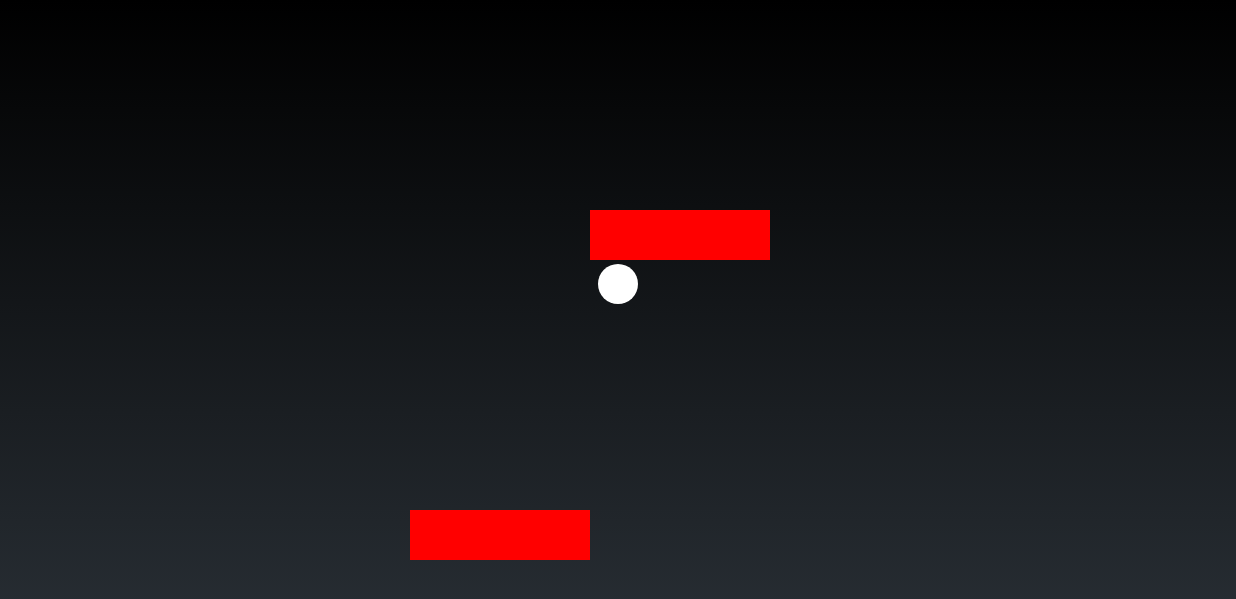
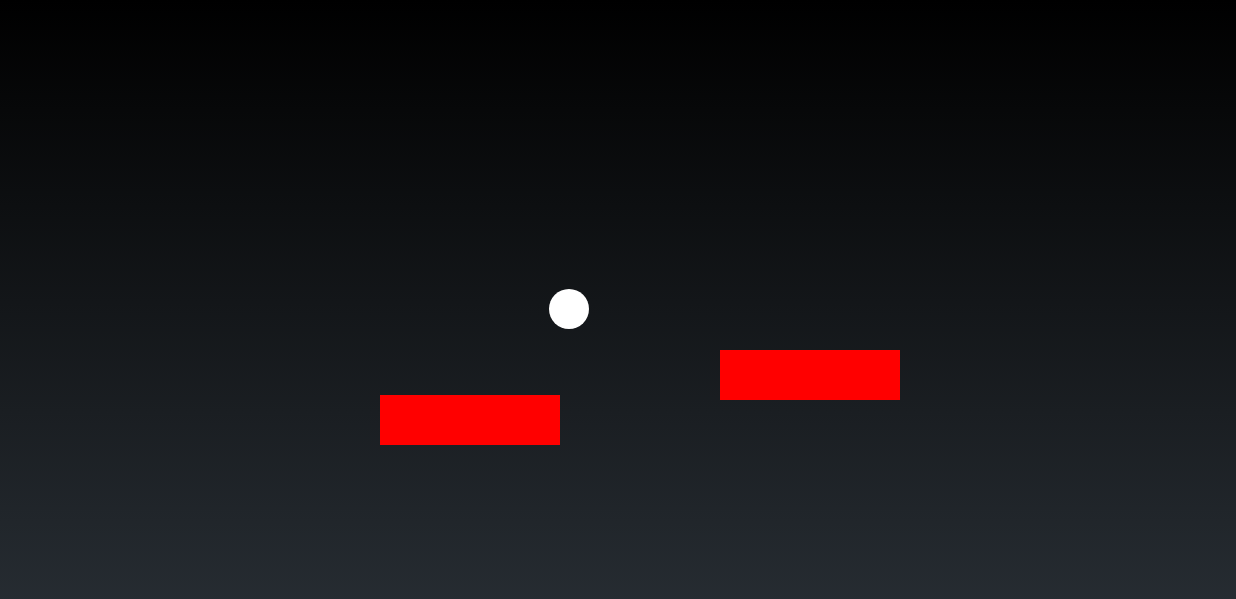
Before and after one commit to AlonSchwartz/Arkanoid, an Android app: the screen it shows after launch (MainActivity), on a phone screen of 824 x 412 dp (held sideways). Shown: the top 599 px of the screen. Run offline under Robolectric (Android 15) with nearby library versions, the light colour scheme and no system bars.

Commit message:
collision works

```diff
--- a/app/src/main/java/com/elchananalon/arkanoid/Ball.java
+++ b/app/src/main/java/com/elchananalon/arkanoid/Ball.java
@@ -93,8 +93,8 @@ public class Ball {
     }
     public void move(int w, int h)
     {
-        //this.xPosition+= dx;
-        this.yPosition+= -dy;
+        this.xPosition+= dx;
+       // this.yPosition+= -dy;
 
         // check if ball out of left or right side
         if((xPosition-radius)<=0 || (xPosition+radius)>=w)
@@ -129,26 +129,27 @@ public class Ball {
 
     public boolean collideWith(Brick brick)
     {
-        // full hit up or down
+        // FULL hit up or down
         if (this.xPosition+radius >= brick.getxPosition() && this.xPosition+radius <= brick.getxPosition()+brick.getWidth()){
             if (this.yPosition-radius <= brick.getyPosition()+brick.getHeight() && (this.yPosition+radius > brick.getyPosition())) {
                 return true;
             }
         }
 
-        // partly hit from left
+        // PARTLY hit from left up or down, including from the side
         if ((brick.getxPosition() >= this.xPosition-radius) && (brick.getxPosition() <= this.xPosition+radius  ) ){
             if (this.yPosition-radius < brick.getyPosition()+brick.getHeight() && this.yPosition+radius > brick.getyPosition()) {
                 return true;
             }
         }
 
-        // partly hit from right
+        // PARTLY hit from right up or down, including from the side
         if (this.xPosition-radius <= brick.getxPosition()+brick.getWidth() && this.xPosition+radius >= brick.getxPosition()+brick.getWidth()) {
             if (this.yPosition - radius <= brick.getyPosition() + brick.getHeight() && (this.yPosition + radius > brick.getyPosition())) {
                 return true;
             }
         }
+
         return false;
     }
 
--- a/app/src/main/java/com/elchananalon/arkanoid/GameView.java
+++ b/app/src/main/java/com/elchananalon/arkanoid/GameView.java
@@ -15,10 +15,10 @@ public class GameView extends View {
 
     private Paddle paddle = new Paddle(180 ,40);
     private Brick brick = new Brick(180,50,20,50, Color.RED);
-    private Brick brick2 = new Brick(180,50,590,210, Color.RED);
+    private Brick brick2 = new Brick(180,50,720,350, Color.RED);
     private Brick brick3 = new Brick(180,50,180+20+10,110, Color.RED);
     private Brick brick4 = new Brick(180,50,210+180+10,110, Color.RED);
-    private Brick brick5 = new Brick(180,50,410,510, Color.RED);
+    private Brick brick5 = new Brick(180,50,380,395, Color.RED);
 
     private BrickCollection bricks = new BrickCollection(180,50,20,50, 10, Color.RED);
 
```
